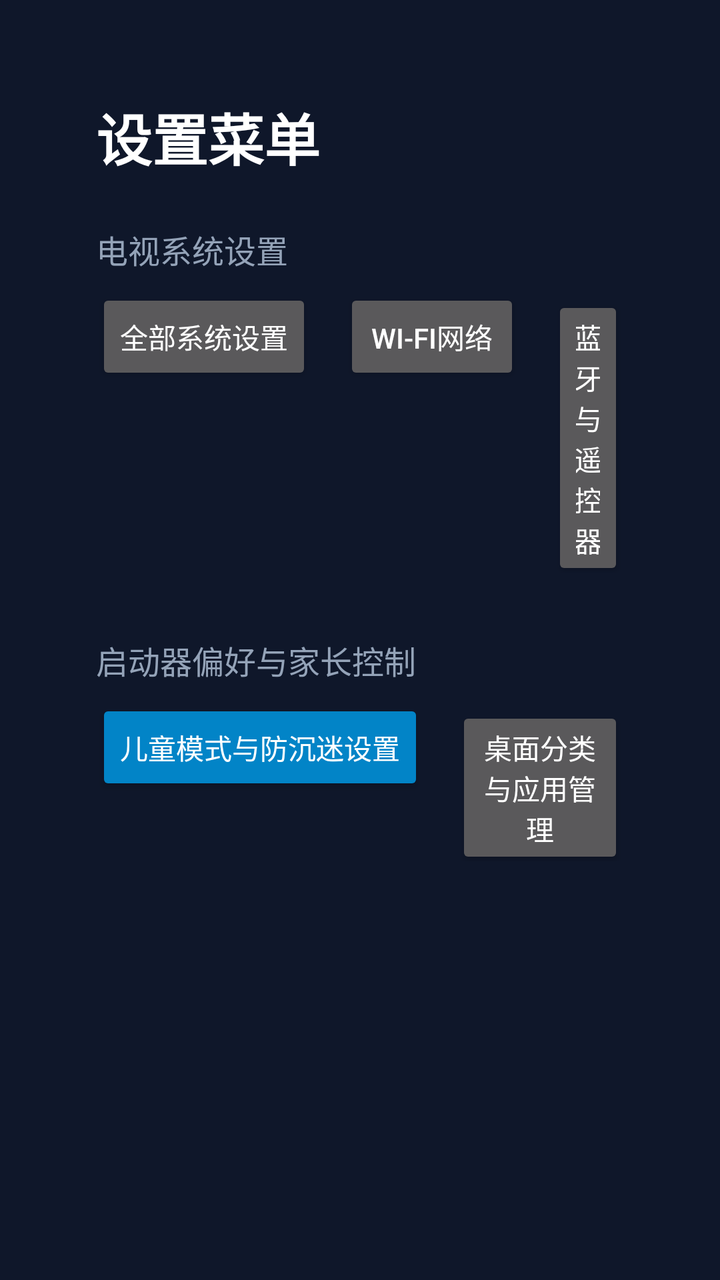
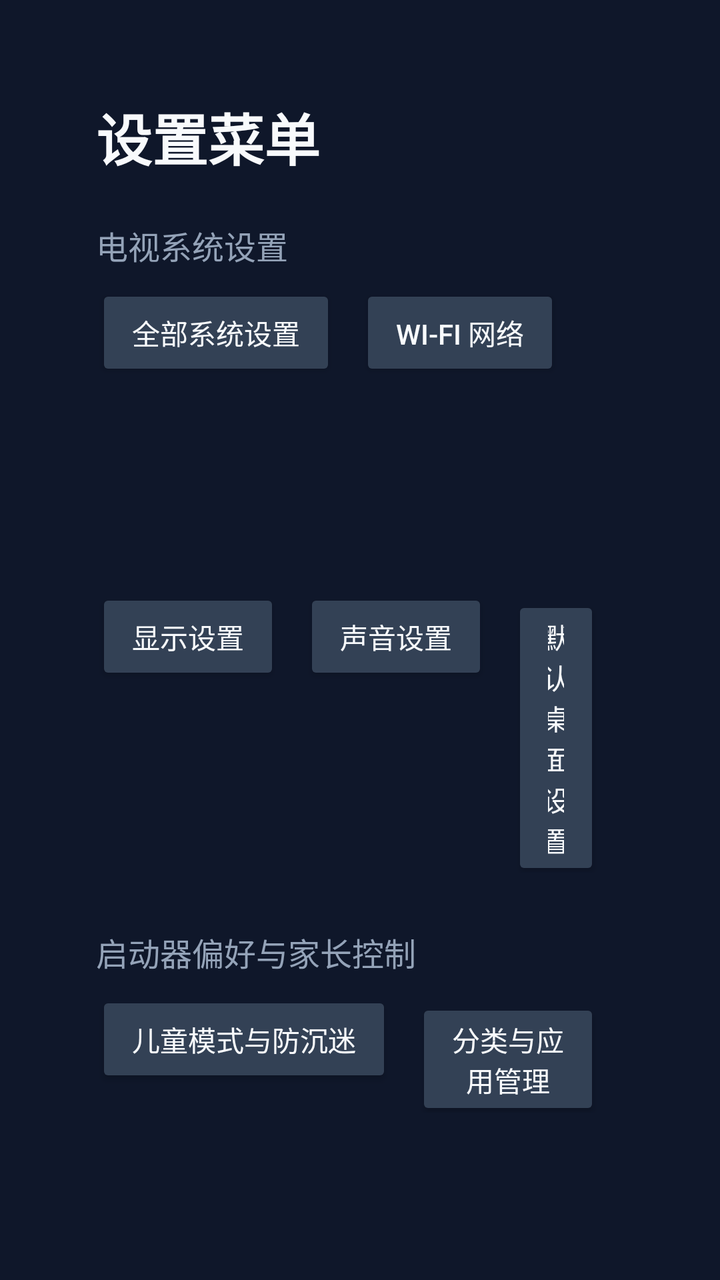

Before-and-after screenshots of an Android layout around one commit, followed by the original layout XML and the change that was made.
<!-- AndroidManifest.xml: activity theme Theme.OpenTVLauncher.Settings -->
<!-- res/layout/activity_settings.xml -->
<?xml version="1.0" encoding="utf-8"?>
<LinearLayout xmlns:android="http://schemas.android.com/apk/res/android"
    android:layout_width="match_parent"
    android:layout_height="match_parent"
    android:background="#0F172A"
    android:orientation="vertical"
    android:padding="48dp">

    <TextView
        android:layout_width="wrap_content"
        android:layout_height="wrap_content"
        android:text="设置菜单"
        android:textColor="#FFFFFF"
        android:textSize="28sp"
        android:textStyle="bold" />

    
    <TextView
        android:layout_width="wrap_content"
        android:layout_height="wrap_content"
        android:layout_marginTop="24dp"
        android:text="电视系统设置"
        android:textColor="#94A3B8"
        android:textSize="16sp" />

    <LinearLayout
        android:layout_width="match_parent"
        android:layout_height="wrap_content"
        android:layout_marginTop="8dp"
        android:orientation="horizontal">

        <Button
            android:id="@+id/btn_system_settings"
            android:layout_width="wrap_content"
            android:layout_height="wrap_content"
            android:text="全部系统设置" />

        <Button
            android:id="@+id/btn_wifi"
            android:layout_width="wrap_content"
            android:layout_height="wrap_content"
            android:layout_marginStart="16dp"
            android:text="Wi-Fi网络" />

        <Button
            android:id="@+id/btn_bluetooth"
            android:layout_width="wrap_content"
            android:layout_height="wrap_content"
            android:layout_marginStart="16dp"
            android:text="蓝牙与遥控器" />

        <Button
            android:id="@+id/btn_apps"
            android:layout_width="wrap_content"
            android:layout_height="wrap_content"
            android:layout_marginStart="16dp"
            android:text="应用管理" />
    </LinearLayout>

    
    <TextView
        android:layout_width="wrap_content"
        android:layout_height="wrap_content"
        android:layout_marginTop="32dp"
        android:text="启动器偏好与家长控制"
        android:textColor="#94A3B8"
        android:textSize="16sp" />

    <LinearLayout
        android:layout_width="match_parent"
        android:layout_height="wrap_content"
        android:layout_marginTop="8dp"
        android:orientation="horizontal">

        <Button
            android:id="@+id/btn_parental"
            android:layout_width="wrap_content"
            android:layout_height="wrap_content"
            android:backgroundTint="#0284C7"
            android:text="儿童模式与防沉迷设置" />

        <Button
            android:id="@+id/btn_categories"
            android:layout_width="wrap_content"
            android:layout_height="wrap_content"
            android:layout_marginStart="16dp"
            android:text="桌面分类与应用管理" />
    </LinearLayout>

</LinearLayout>
<!-- resources referenced by this layout -->
<resources>
  <style name="Theme.OpenTVLauncher.Settings" parent="Theme.AppCompat.NoActionBar">
          <item name="android:windowBackground">#0F172A</item>
          <item name="android:textColor">#FFFFFF</item>
      </style>
</resources>

<!-- the commit's change to res/layout/activity_settings.xml (unified diff, before → after) -->
@@ -1,90 +1,118 @@
 <?xml version="1.0" encoding="utf-8"?>
-<LinearLayout xmlns:android="http://schemas.android.com/apk/res/android"
+<ScrollView xmlns:android="http://schemas.android.com/apk/res/android"
     android:layout_width="match_parent"
     android:layout_height="match_parent"
-    android:background="#0F172A"
-    android:orientation="vertical"
+    android:background="@color/bg_root"
     android:padding="48dp">
-
-    <TextView
-        android:layout_width="wrap_content"
-        android:layout_height="wrap_content"
-        android:text="设置菜单"
-        android:textColor="#FFFFFF"
-        android:textSize="28sp"
-        android:textStyle="bold" />
-
-    
-    <TextView
-        android:layout_width="wrap_content"
-        android:layout_height="wrap_content"
-        android:layout_marginTop="24dp"
-        android:text="电视系统设置"
-        android:textColor="#94A3B8"
-        android:textSize="16sp" />
 
     <LinearLayout
         android:layout_width="match_parent"
         android:layout_height="wrap_content"
-        android:layout_marginTop="8dp"
-        android:orientation="horizontal">
+        android:orientation="vertical">
 
-        <Button
-            android:id="@+id/btn_system_settings"
+        <TextView
             android:layout_width="wrap_content"
             android:layout_height="wrap_content"
-            android:text="全部系统设置" />
+            android:text="设置菜单"
+            android:textColor="@color/text_primary"
+            android:textSize="28sp"
+            android:textStyle="bold" />
 
-        <Button
-            android:id="@+id/btn_wifi"
+        
+        <TextView
             android:layout_width="wrap_content"
             android:layout_height="wrap_content"
-            android:layout_marginStart="16dp"
-            android:text="Wi-Fi网络" />
+            android:layout_marginTop="22dp"
+            android:text="电视系统设置"
+            android:textColor="@color/text_secondary"
+            android:textSize="16sp" />
 
-        <Button
-            android:id="@+id/btn_bluetooth"
+        <LinearLayout
+            android:layout_width="match_parent"
+            android:layout_height="wrap_content"
+            android:layout_marginTop="8dp"
+            android:orientation="horizontal">
+
+            <Button
+                android:id="@+id/btn_system_settings"
+                style="@style/SettingsButton"
+                android:text="全部系统设置" />
+
+            <Button
+                android:id="@+id/btn_wifi"
+                style="@style/SettingsButton"
+                android:text="Wi-Fi 网络" />
+
+            <Button
+                android:id="@+id/btn_bluetooth"
+                style="@style/SettingsButton"
+                android:text="蓝牙与遥控器" />
+
+            <Button
+                android:id="@+id/btn_apps"
+                style="@style/SettingsButton"
+                android:text="应用管理" />
+
+        </LinearLayout>
+
+        <LinearLayout
+            android:layout_width="match_parent"
+            android:layout_height="wrap_content"
+            android:layout_marginTop="10dp"
+            android:orientation="horizontal">
+
+            <Button
+                android:id="@+id/btn_display"
+                style="@style/SettingsButton"
+                android:text="显示设置" />
+
+            <Button
+                android:id="@+id/btn_sound"
+                style="@style/SettingsButton"
+                android:text="声音设置" />
+
+            <Button
+                android:id="@+id/btn_home"
+                style="@style/SettingsButton"
+                android:text="默认桌面设置" />
+
+        </LinearLayout>
+
+        
+        <TextView
             android:layout_width="wrap_content"
             android:layout_height="wrap_content"
-            android:layout_marginStart="16dp"
-            android:text="蓝牙与遥控器" />
+            android:layout_marginTop="28dp"
+            android:text="启动器偏好与家长控制"
+            android:textColor="@color/text_secondary"
+            android:textSize="16sp" />
 
-        <Button
-            android:id="@+id/btn_apps"
-            android:layout_width="wrap_content"
+        <LinearLayout
+            android:layout_width="match_parent"
             android:layout_height="wrap_content"
-            android:layout_marginStart="16dp"
-            android:text="应用管理" />
+            android:layout_marginTop="8dp"
+            android:orientation="horizontal">
+
+            <Button
+                android:id="@+id/btn_parental"
+                style="@style/SettingsButton"
+                android:text="儿童模式与防沉迷" />
+
+            <Button
+                android:id="@+id/btn_categories"
+                style="@style/SettingsButton"
+                android:text="分类与应用管理" />
+
+        </LinearLayout>
+
+        <TextView
+            android:id="@+id/tv_version"
+            android:layout_width="match_parent"
+            android:layout_height="wrap_content"
+            android:layout_marginTop="28dp"
+            android:lineSpacingExtra="4dp"
+            android:textColor="@color/text_secondary"
+            android:textSize="14sp" />
+
     </LinearLayout>
-
-    
-    <TextView
-        android:layout_width="wrap_content"
-        android:layout_height="wrap_content"
-        android:layout_marginTop="32dp"
-        android:text="启动器偏好与家长控制"
-        android:textColor="#94A3B8"
-        android:textSize="16sp" />
-
-    <LinearLayout
-        android:layout_width="match_parent"
-        android:layout_height="wrap_content"
-        android:layout_marginTop="8dp"
-        android:orientation="horizontal">
-
-        <Button
-            android:id="@+id/btn_parental"
-            android:layout_width="wrap_content"
-            android:layout_height="wrap_content"
-            android:backgroundTint="#0284C7"
-            android:text="儿童模式与防沉迷设置" />
-
-        <Button
-            android:id="@+id/btn_categories"
-            android:layout_width="wrap_content"
-            android:layout_height="wrap_content"
-            android:layout_marginStart="16dp"
-            android:text="桌面分类与应用管理" />
-    </LinearLayout>
-
-</LinearLayout>
+</ScrollView>
<!-- resource entries referenced after the edit -->
@@ -1,8 +1,21 @@
 <!-- resources referenced by this layout -->
 <resources>
+  <color name="bg_root">#0F172A</color>
+  <color name="text_primary">#F8FAFC</color>
+  <color name="text_secondary">#94A3B8</color>
+  <style name="SettingsButton">
+          <item name="android:layout_width">wrap_content</item>
+          <item name="android:layout_height">wrap_content</item>
+          <item name="android:layout_marginEnd">12dp</item>
+          <item name="android:paddingStart">18dp</item>
+          <item name="android:paddingEnd">18dp</item>
+          <item name="android:textColor">@color/text_primary</item>
+          <item name="android:backgroundTint">@color/pin_key_bg</item>
+      </style>
   <style name="Theme.OpenTVLauncher.Settings" parent="Theme.AppCompat.NoActionBar">
-          <item name="android:windowBackground">#0F172A</item>
-          <item name="android:textColor">#FFFFFF</item>
+          <item name="android:windowBackground">@color/bg_root</item>
+          <item name="android:textColor">@color/text_primary</item>
       </style>
+  <color name="pin_key_bg">#334155</color>
 </resources>
 
